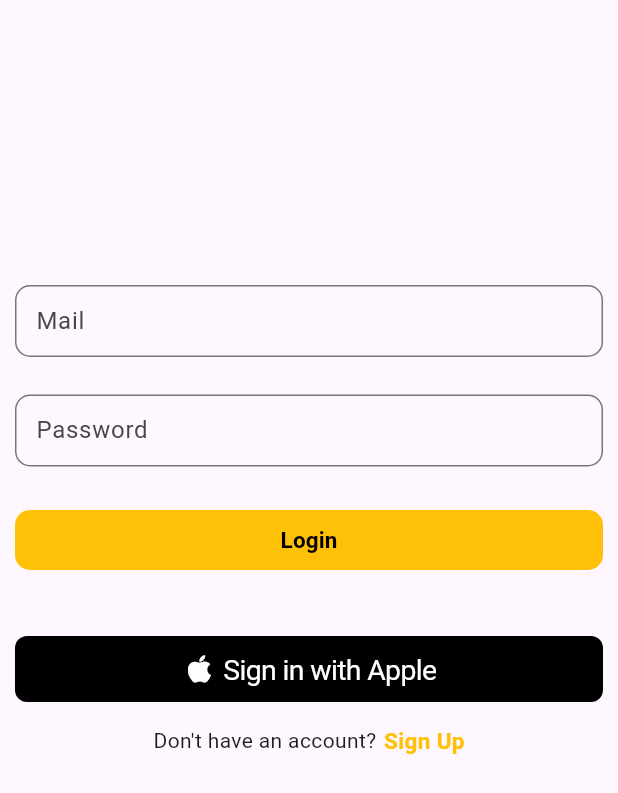
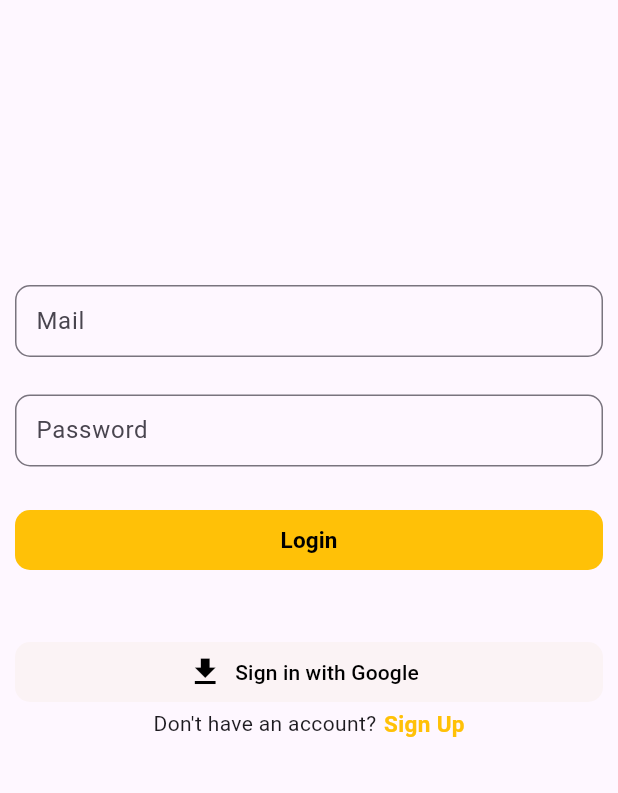
Before and after one commit to FarouckCherfi/betterbee, a Flutter app: the screen it shows after launch, on a phone screen of 412 x 824 dp. Shown: the top 793 px of the screen. Run offline on Flutter 3.47's test engine with Material 3 defaults, Android fonts, the light colour scheme and no system bars; drawn by our look-alikes of sign_in_with_apple; our stand-ins replace firebase_auth, firebase_core, google_sign_in; accounts and stored records are empty.

Commit message:
add googleSignIn

```diff
--- a/lib/components/CustomButton.dart
+++ b/lib/components/CustomButton.dart
@@ -4,18 +4,20 @@ class CustomButton extends StatelessWidget {
   final String text;
   final VoidCallback onPressed;
 
-  const CustomButton({
-    super.key,
-    required this.text,
-    required this.onPressed,
-  });
+  final Color backgroundColor;
+
+  const CustomButton(
+      {super.key,
+      required this.text,
+      required this.onPressed,
+      required this.backgroundColor});
 
   @override
   Widget build(BuildContext context) {
     return FilledButton(
         onPressed: onPressed,
         style: ButtonStyle(
-          backgroundColor: MaterialStateProperty.all(Colors.amber),
+          backgroundColor: MaterialStateProperty.all(backgroundColor),
           shape: MaterialStateProperty.all(
             RoundedRectangleBorder(
               borderRadius: BorderRadius.circular(10),
--- a/lib/main.dart
+++ b/lib/main.dart
@@ -1,3 +1,6 @@
+import 'package:betterbee/routes.dart';
+import 'package:betterbee/views/Home.dart';
+import 'package:betterbee/views/SignUp.dart';
 import 'package:flutter/material.dart';
 import 'package:betterbee/views/SignIn.dart';
 
@@ -17,8 +20,10 @@ class MyApp extends StatelessWidget {
 
   @override
   Widget build(BuildContext context) {
-    return const MaterialApp(
-      home: LoginPage(),
-    );
+    return MaterialApp(initialRoute: AppRoutes.signIn, routes: {
+      AppRoutes.signIn: (context) => const LoginPage(),
+      AppRoutes.signUp: (context) => const CreateAccountPage(),
+      AppRoutes.home: (context) => const HomePage()
+    });
   }
 }
--- /dev/null
+++ b/lib/routes.dart
@@ -0,0 +1,5 @@
+class AppRoutes {
+  static const String home = '/home';
+  static const String signIn = '/signIn';
+  static const String signUp = '/signUp';
+}
--- a/lib/views/SignIn.dart
+++ b/lib/views/SignIn.dart
@@ -1,9 +1,9 @@
 import 'package:betterbee/components/CustomButton.dart';
 import 'package:betterbee/components/CustomFormField.dart';
+import 'package:betterbee/user_auth/firebase_auth/firebase_auth_services.dart';
+import 'package:firebase_auth/firebase_auth.dart';
 import 'package:flutter/material.dart';
-
-import 'package:sign_in_with_apple/sign_in_with_apple.dart';
-import 'package:betterbee/views/SignUp.dart';
+import 'package:google_sign_in/google_sign_in.dart';
 
 class LoginPage extends StatefulWidget {
   const LoginPage({super.key});
@@ -32,13 +32,23 @@ class _LoginPage extends State<LoginPage> {
 
 class FormSignIn extends StatefulWidget {
   const FormSignIn({super.key});
-
   @override
   State<FormSignIn> createState() => _FormSignIn();
 }
 
 class _FormSignIn extends State<FormSignIn> {
+  final TextEditingController _mailController = TextEditingController();
+  final TextEditingController _passwordController = TextEditingController();
+
   final GlobalKey<FormState> _formKey = GlobalKey<FormState>();
+  final FireBaseAuthServices _auth = FireBaseAuthServices();
+
+  @override
+  void dispose() {
+    _mailController.dispose();
+    _passwordController.dispose();
+    super.dispose();
+  }
 
   @override
   Widget build(BuildContext context) {
@@ -47,28 +57,45 @@ class _FormSignIn extends State<FormSignIn> {
         child: Form(
             key: _formKey,
             child: ListView(key: UniqueKey(), children: [
-              const CustomFormField(
-                  labelText: "Mail", keyboardType: TextInputType.emailAddress),
+              CustomFormField(
+                  labelText: "Mail",
+                  keyboardType: TextInputType.emailAddress,
+                  controller: _mailController),
               const Padding(padding: EdgeInsets.only(bottom: 25)),
-              const CustomFormField(
+              CustomFormField(
                   labelText: "Password",
                   obscureText: true,
-                  keyboardType: TextInputType.visiblePassword),
+                  keyboardType: TextInputType.visiblePassword,
+                  controller: _passwordController),
               const Padding(padding: EdgeInsets.only(bottom: 25)),
-              CustomButton(text: "Login", onPressed: () => ()),
+              CustomButton(
+                text: "Login",
+                onPressed: _signIn,
+                backgroundColor: Colors.amber,
+              ),
               const Padding(padding: EdgeInsets.only(bottom: 40)),
-              SignInWithAppleButton(
-                onPressed: () async {
-                  final credential = await SignInWithApple.getAppleIDCredential(
-                    scopes: [
-                      AppleIDAuthorizationScopes.email,
-                      AppleIDAuthorizationScopes.fullName,
-                    ],
-                  );
-                  print(credential);
-                },
+              FilledButton.icon(
+                onPressed: () {},
+                style: ButtonStyle(
+                  backgroundColor: MaterialStateProperty.all(
+                      const Color.fromARGB(179, 250, 241, 241)),
+                  foregroundColor: MaterialStateProperty.all(Colors.black),
+                  shape: MaterialStateProperty.all(
+                    RoundedRectangleBorder(
+                      borderRadius: BorderRadius.circular(10),
+                    ),
+                  ),
+                ),
+                icon: const Icon(
+                  // <-- Icon
+                  Icons.download,
+                  size: 24.0,
+                ),
+                label: const Text('Sign in with Google'),
+
+                // <-- Text
               ),
-              const Padding(padding: EdgeInsets.only(bottom: 15)),
+              //GoogleSignInButton(),
               Row(
                 mainAxisAlignment: MainAxisAlignment.center,
                 children: [
@@ -78,10 +105,7 @@ class _FormSignIn extends State<FormSignIn> {
                   ),
                   GestureDetector(
                     onTap: () {
-                      Navigator.push(
-                          context,
-                          MaterialPageRoute(
-                              builder: (context) => const CreateAccountPage()));
+                      Navigator.pushNamed(context, '/signUp');
                     },
                     child: const Text(
                       "Sign Up",
@@ -95,4 +119,25 @@ class _FormSignIn extends State<FormSignIn> {
               )
             ])));
   }
+
+  void _signIn() async {
+    String mail = _mailController.text;
+    String password = _passwordController.text;
+
+    try {
+      await _auth.signInWithEmailAndPassword(mail, password);
+      if (mounted) {
+        Navigator.pushNamed(context, "/home");
+      }
+    } on FirebaseAuthException catch (e) {
+      if (mounted) {
+        ScaffoldMessenger.of(context).showSnackBar(const SnackBar(
+          content: Text("Email or Password is not valid"),
+          backgroundColor: Colors.red,
+        ));
+      }
+    } catch (e) {
+      if (mounted) {}
+    }
+  }
 }
```
Also changed, not shown: lib/user_auth/firebase_auth/firebase_auth_services.dart (+24 -22 lines), lib/views/Home.dart (added, +15 -0 lines), lib/views/SignUp.dart (+69 -15 lines), pubspec.yaml (+5 -3 lines), lib/firebase_options.dart, pubspec.lock, 7 other files.
